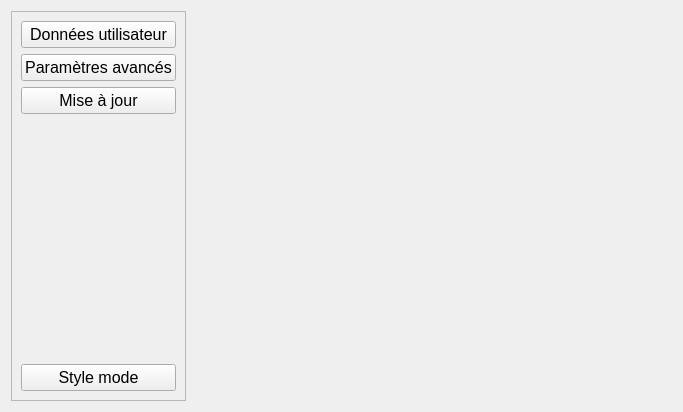
Above: gui/Parametres.ui from WallaceVBB/EpiData before the change. Below: the same form after it.
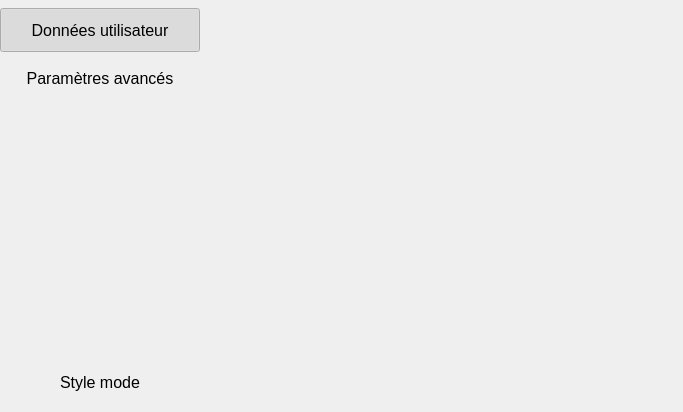
That is the form after the change.

Patch:
```diff
--- a/gui/Parametres.ui
+++ b/gui/Parametres.ui
@@ -19,33 +19,101 @@
    <string>Paramètres Avancés</string>
   </property>
   <layout class="QHBoxLayout" name="horizontalLayout">
+   <property name="spacing">
+    <number>0</number>
+   </property>
+   <property name="leftMargin">
+    <number>0</number>
+   </property>
+   <property name="topMargin">
+    <number>0</number>
+   </property>
+   <property name="rightMargin">
+    <number>0</number>
+   </property>
+   <property name="bottomMargin">
+    <number>0</number>
+   </property>
    <item>
-    <widget class="QFrame" name="frame">
+    <widget class="QFrame" name="frame_sidebar">
+     <property name="minimumSize">
+      <size>
+       <width>200</width>
+       <height>0</height>
+      </size>
+     </property>
+     <property name="maximumSize">
+      <size>
+       <width>200</width>
+       <height>16777215</height>
+      </size>
+     </property>
      <property name="frameShape">
-      <enum>QFrame::StyledPanel</enum>
+      <enum>QFrame::Shape::NoFrame</enum>
      </property>
      <property name="frameShadow">
-      <enum>QFrame::Raised</enum>
+      <enum>QFrame::Shadow::Raised</enum>
      </property>
      <layout class="QVBoxLayout" name="verticalLayout">
+      <property name="spacing">
+       <number>4</number>
+      </property>
+      <property name="leftMargin">
+       <number>0</number>
+      </property>
+      <property name="topMargin">
+       <number>8</number>
+      </property>
+      <property name="rightMargin">
+       <number>0</number>
+      </property>
+      <property name="bottomMargin">
+       <number>8</number>
+      </property>
       <item>
-       <widget class="QPushButton" name="pushButton_3">
+       <widget class="QPushButton" name="b_Donnees_Utilisateur">
+        <property name="minimumSize">
+         <size>
+          <width>0</width>
+          <height>44</height>
+         </size>
+        </property>
         <property name="text">
          <string>Données utilisateur</string>
         </property>
+        <property name="checkable">
+         <bool>true</bool>
+        </property>
+        <property name="checked">
+         <bool>true</bool>
+        </property>
+        <property name="autoExclusive">
+         <bool>true</bool>
+        </property>
+        <property name="flat">
+         <bool>true</bool>
+        </property>
        </widget>
       </item>
       <item>
-       <widget class="QPushButton" name="pushButton_2">
+       <widget class="QPushButton" name="b_Avances">
+        <property name="minimumSize">
+         <size>
+          <width>0</width>
+          <height>44</height>
+         </size>
+        </property>
         <property name="text">
          <string>Paramètres avancés</string>
         </property>
-       </widget>
-      </item>
-      <item>
-       <widget class="QPushButton" name="pushButton_4">
-        <property name="text">
-         <string>Mise à jour</string>
+        <property name="checkable">
+         <bool>true</bool>
+        </property>
+        <property name="autoExclusive">
+         <bool>true</bool>
+        </property>
+        <property name="flat">
+         <bool>true</bool>
         </property>
        </widget>
       </item>
@@ -63,10 +131,19 @@
        </spacer>
       </item>
       <item>
-       <widget class="QPushButton" name="pushButton_5">
+       <widget class="QPushButton" name="b_Style_Mode">
+        <property name="minimumSize">
+         <size>
+          <width>0</width>
+          <height>44</height>
+         </size>
+        </property>
         <property name="text">
          <string>Style mode</string>
         </property>
+        <property name="flat">
+         <bool>true</bool>
+        </property>
        </widget>
       </item>
      </layout>
```
Left out of the diff: 4 changed lines with no effect on the pictures.
